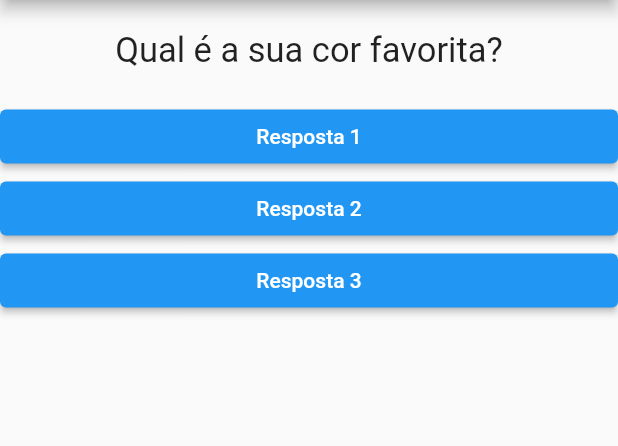
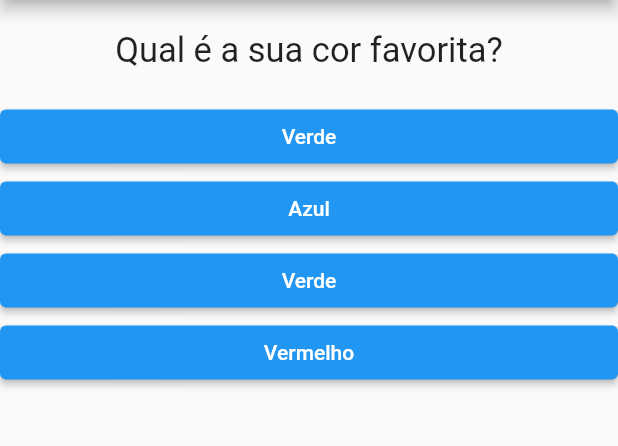
Before and after one commit to adejar12/flutter, a Flutter app: the screen it shows after launch, on a phone screen of 412 x 824 dp, the part 84-530 px from its top. Run offline on Flutter 3.47's test engine with Material 2 defaults, Android fonts, the phone set to English and light mode, and no system bars.

Commit message:
feat: adicionando for para mostrar as respostas

```diff
--- a/projeto_perguntas/lib/main.dart
+++ b/projeto_perguntas/lib/main.dart
@@ -28,7 +28,7 @@ class _PerguntaAppState extends State<PerguntaApp> {
   ];
 
   void _responder() {
-    if (_perguntaSelecionada + 1 == 2) {
+    if (_perguntaSelecionada + 1 == perguntas.length) {
       setState(() {
         _perguntaSelecionada = 0;
       });
@@ -44,6 +44,12 @@ class _PerguntaAppState extends State<PerguntaApp> {
 
   @override
   Widget build(BuildContext context) {
+    List<Widget> respostas = [];
+
+    for (var textoRespo in perguntas[_perguntaSelecionada].respostas) {
+      respostas.add(BotaoResposta(textoRespo, _responder));
+    }
+
     return MaterialApp(
       home: Scaffold(
         appBar: AppBar(
@@ -52,9 +58,7 @@ class _PerguntaAppState extends State<PerguntaApp> {
         body: Column(
           children: [
             TituloQuestao(perguntas[_perguntaSelecionada].pergunta),
-            BotaoResposta('Resposta 1', _responder),
-            BotaoResposta('Resposta 2', _responder),
-            BotaoResposta('Resposta 3', _responder),
+            ...respostas,
           ],
         ),
       ),
```
